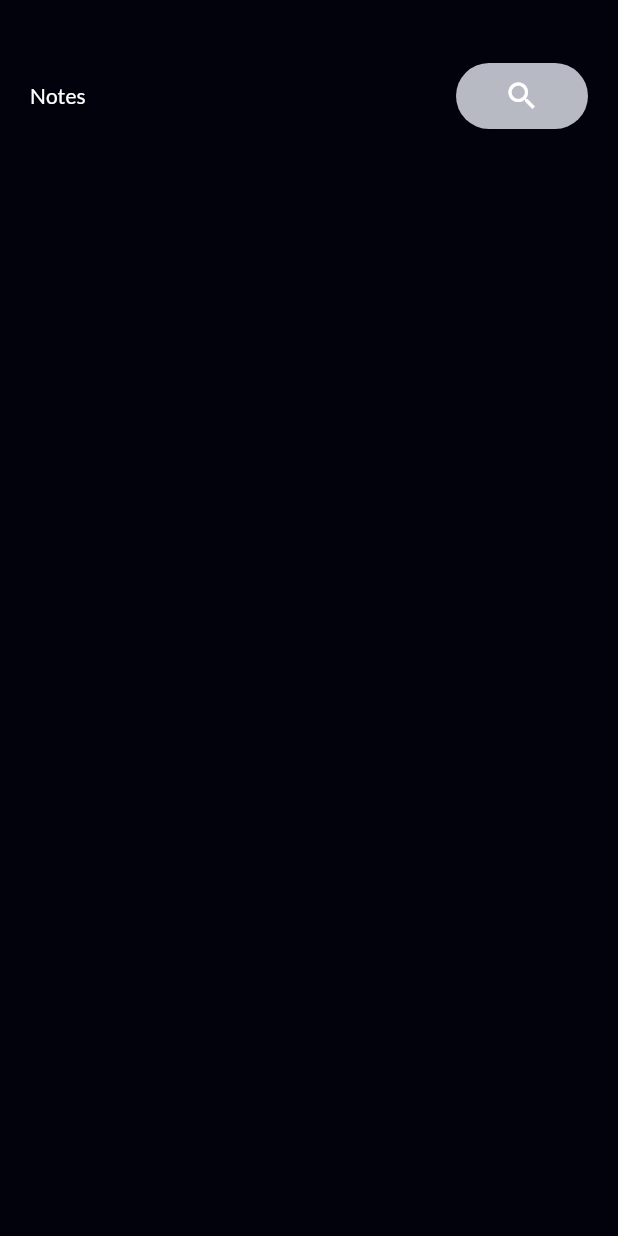
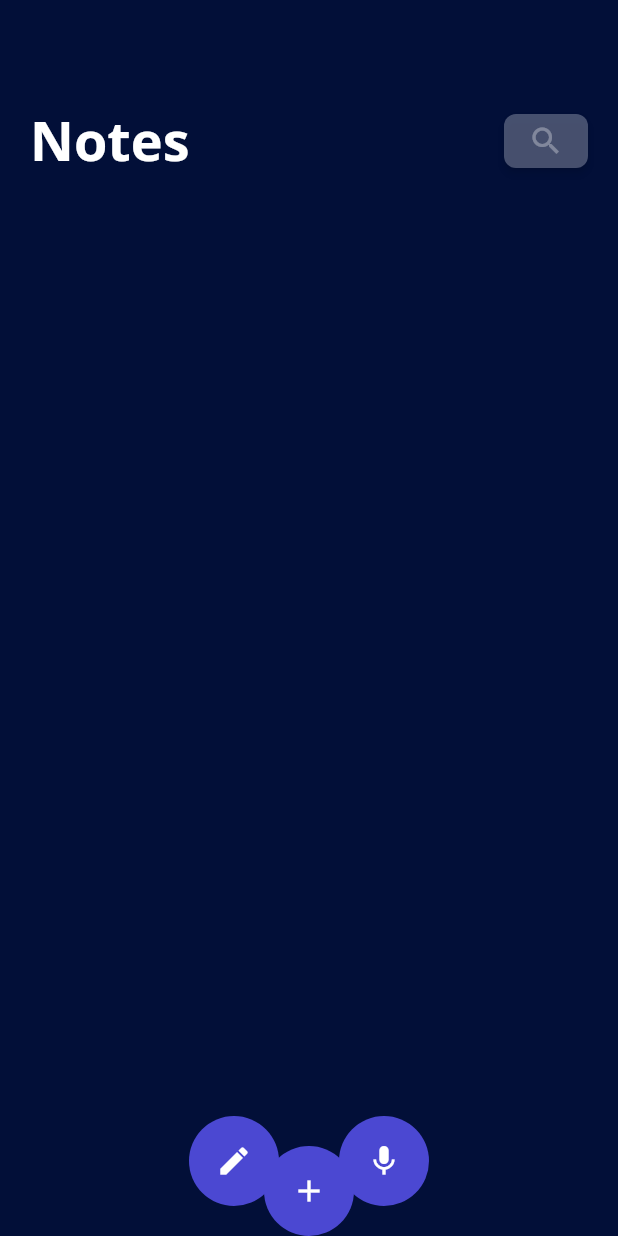
Before and after one commit to mispelledname/notes_app, a Flutter app: the screen it shows after launch, after a tap on the "search" icon, on a phone screen of 412 x 824 dp. Run offline on Flutter 3.47's test engine with Material 2 defaults, Android fonts, the phone set to English and light mode, and no system bars; our stand-ins replace google_fonts.

Commit message:
add buttons

```diff
--- a/lib/screen/home.dart
+++ b/lib/screen/home.dart
@@ -1,6 +1,8 @@
 import 'package:flutter/material.dart';
 import 'package:google_fonts/google_fonts.dart';
+import 'package:notesapp/widget/notes_display.dart';
 import 'package:notesapp/widget/search_button.dart';
+import 'package:notesapp/widget/add_button.dart';
 
 class HomeScreen extends StatefulWidget {
   @override
@@ -16,11 +18,14 @@ class _HomeScreenState extends State<HomeScreen> {
         children: <Widget>[
           Text(
             "Notes",
-            style: GoogleFonts.lato(),
+            style: Theme.of(context).textTheme.headline1,
           ),
           Container(
             alignment: Alignment.centerRight,
-            child: CustomButton(onPressed: () {}),
+            child: Container(
+              padding: EdgeInsets.only(top: 10, bottom: 10, left: 20),
+              child: SearchButton(onPressed: () {})
+            ),
           ),
         ],
       ),
@@ -30,15 +35,20 @@ class _HomeScreenState extends State<HomeScreen> {
   @override
   Widget build(BuildContext context) {
     return Scaffold(
-      body: Container(
-        padding: EdgeInsets.only(left: 20, top: 40, right: 20),
+      body: Stack(
+        children: <Widget>[
+          Container(
+            padding: EdgeInsets.only(left: 20, top: 60, right: 20),
             child: Column(
               crossAxisAlignment: CrossAxisAlignment.center,
               children: <Widget>[
                 _buildTitle(),
-
+                NotesDisplay(),
               ],
             ),
+          ),
+          AddButton(onTap: () {}),
+        ]
       ),
     );
   }
--- a/lib/util/colour.dart
+++ b/lib/util/colour.dart
@@ -1,12 +1,7 @@
 import 'package:flutter/material.dart';
 
 class AppColor {
-  static const Color darkBgColor = Color(0xFF01020C);
-  static const Color kPurple1 = Color(0xFF8A85B6);
-  static const Color kPurple2 = Color(0xFF676088);
+  static const Color darkBgColor = Color(0xFF020F38);
   static const Color lightBgColor = Color(0xFFE5E7F2);
-  static const Color kRed1 = Color(0xFFA34B3C);
-  static const Color kRed2 = Color(0xFF5A2118);
-  static const Color kBeige = Color(0x676088);
-  static const Color kGrey = Color(0x544E56);
+  static const Color accentColor1 = Color(0xFF4B48D2);
 }
--- /dev/null
+++ b/lib/util/constants.dart
@@ -0,0 +1,7 @@
+class Constants {
+  static const double roundButtonSize = 60;
+  static const double smallRoundButtonSize = 50;
+  static const double buttonOptionVerticalOffset = 20;
+  static const double smallButtonOptionVerticalOffset = 70;
+  static const double smallButtonOptionHorizontalOffset = 50;
+}
--- a/lib/util/theme.dart
+++ b/lib/util/theme.dart
@@ -6,13 +6,18 @@ final ThemeData appLightTheme = _buildLightTheme();
 final ThemeData appDarkTheme = _buildDarkTheme();
 
 TextTheme _buildTextTheme() {
-  return TextTheme(
-
+  return ThemeData.dark().textTheme.copyWith(
+    headline1: GoogleFonts.openSans(
+      textStyle: TextStyle(
+        fontSize: 36,
+        fontWeight: FontWeight.bold,
+      ),
+    ),
   );
 }
 
 Color primaryColor = Colors.indigo;
-Color primaryColorDark = Colors.indigo[400];
+Color primaryColorDark = AppColor.darkBgColor;
 
 // so that there are no lines above/below expansiontile
 Color dividerColor = Colors.transparent;
--- /dev/null
+++ b/lib/widget/add_button.dart
@@ -0,0 +1,81 @@
+import 'package:flutter/material.dart';
+import 'package:notesapp/util/colour.dart';
+import 'package:notesapp/util/constants.dart';
+
+class AddButton extends StatelessWidget {
+
+  AddButton({@required this.onTap});
+  final GestureTapCallback onTap;
+
+  // main add button
+  Widget _addOptions() {
+    return ClipOval(
+      child: Material(
+        color: AppColor.accentColor1,
+        child: InkWell(
+          splashColor: AppColor.accentColor1.withOpacity(0.1),
+          child: SizedBox(width: 60, height: 60, child: Icon(Icons.add)),
+          onTap: () {},
+        ),
+      ),
+    );
+  }
+
+  // button to add text note
+  Widget _addTextNote() {
+    return ClipOval(
+      child: Material(
+        color: AppColor.accentColor1,
+        child: InkWell(
+          splashColor: Colors.white.withOpacity(0.1),
+          child: SizedBox(width: 60, height: 60, child: Icon(Icons.create)),
+          onTap: () {},
+        ),
+      ),
+    );
+  }
+
+  // button to add recording
+  Widget _addRecording() {
+    return ClipOval(
+      child: Material(
+        color: AppColor.accentColor1,
+        child: InkWell(
+          splashColor: Colors.white.withOpacity(0.1),
+          child: SizedBox(
+            width: Constants.roundButtonSize,
+            height: Constants.roundButtonSize,
+            child: Icon(Icons.mic)
+            ),
+          onTap: () {},
+        ),
+      ),
+    );
+  }
+
+  @override
+  Widget build(BuildContext context) {
+    double mainLeftPosition = (MediaQuery.of(context).size.width - Constants.roundButtonSize) * 0.5;
+
+    return Stack(children: <Widget>[
+      // main button
+      Positioned(
+        child: _addOptions(),
+        left: mainLeftPosition,
+        top: MediaQuery.of(context).size.height - Constants.roundButtonSize
+      ),
+      // add text
+      Positioned(
+        child: _addTextNote(),
+        left: (MediaQuery.of(context).size.width - Constants.roundButtonSize) * 0.5 - Constants.smallButtonOptionHorizontalOffset,
+        top: MediaQuery.of(context).size.height - Constants.roundButtonSize - Constants.buttonOptionVerticalOffset,
+      ),
+      // add recording
+      Positioned(
+        child: _addRecording(),
+        left: (MediaQuery.of(context).size.width - Constants.roundButtonSize) * 0.5 + Constants.smallButtonOptionHorizontalOffset,
+        top: MediaQuery.of(context).size.height - Constants.roundButtonSize - Constants.buttonOptionVerticalOffset,
+      ),
+    ],);
+  }
+}
--- /dev/null
+++ b/lib/widget/notes_display.dart
@@ -0,0 +1,15 @@
+import 'package:flutter/material.dart';
+
+class NotesDisplay extends StatefulWidget {
+  @override
+  _NotesDisplayState createState() => _NotesDisplayState();
+}
+
+class _NotesDisplayState extends State<NotesDisplay> {
+  @override
+  Widget build(BuildContext context) {
+    return Container(
+
+    );
+  }
+}
--- a/lib/widget/search_button.dart
+++ b/lib/widget/search_button.dart
@@ -1,17 +1,20 @@
 import 'package:flutter/material.dart';
 import 'package:notesapp/util/colour.dart';
 
-class CustomButton extends StatelessWidget {
-  CustomButton({@required this.onPressed});
+class SearchButton extends StatelessWidget {
+  SearchButton({@required this.onPressed});
   final GestureTapCallback onPressed;
 
   @override
   Widget build(BuildContext context) {
-    return RawMaterialButton(
-      fillColor: AppColor.lightBgColor.withOpacity(0.8),
-      splashColor: AppColor.lightBgColor.withOpacity(0.7),
+    return Opacity(
+      opacity: 0.5,
+      child: MaterialButton(
+        color: AppColor.lightBgColor.withOpacity(0.6),
+        splashColor: AppColor.lightBgColor.withOpacity(0.5),
+        minWidth: 25,
         child: Padding(
-        padding: EdgeInsets.all(10.0),
+          padding: EdgeInsets.all(0.0),
           child: Row(
             mainAxisSize: MainAxisSize.min,
             children: const <Widget>[
@@ -23,7 +26,10 @@ class CustomButton extends StatelessWidget {
           ),
         ),
         onPressed: onPressed,
-      shape: const StadiumBorder(),
+        shape: RoundedRectangleBorder(
+          borderRadius: BorderRadius.circular(8),
+        ),
+      ),
     );
   }
 }
```
Also changed, not shown: 1 other file. Lines whose indentation alone changed are shown as unchanged.
